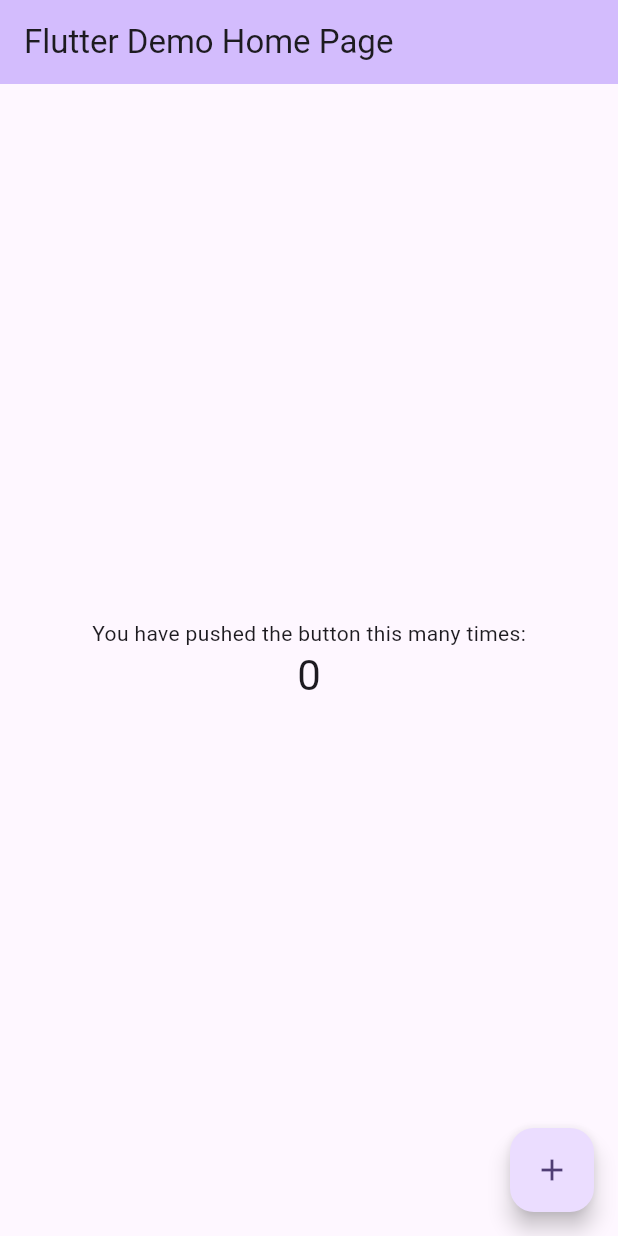
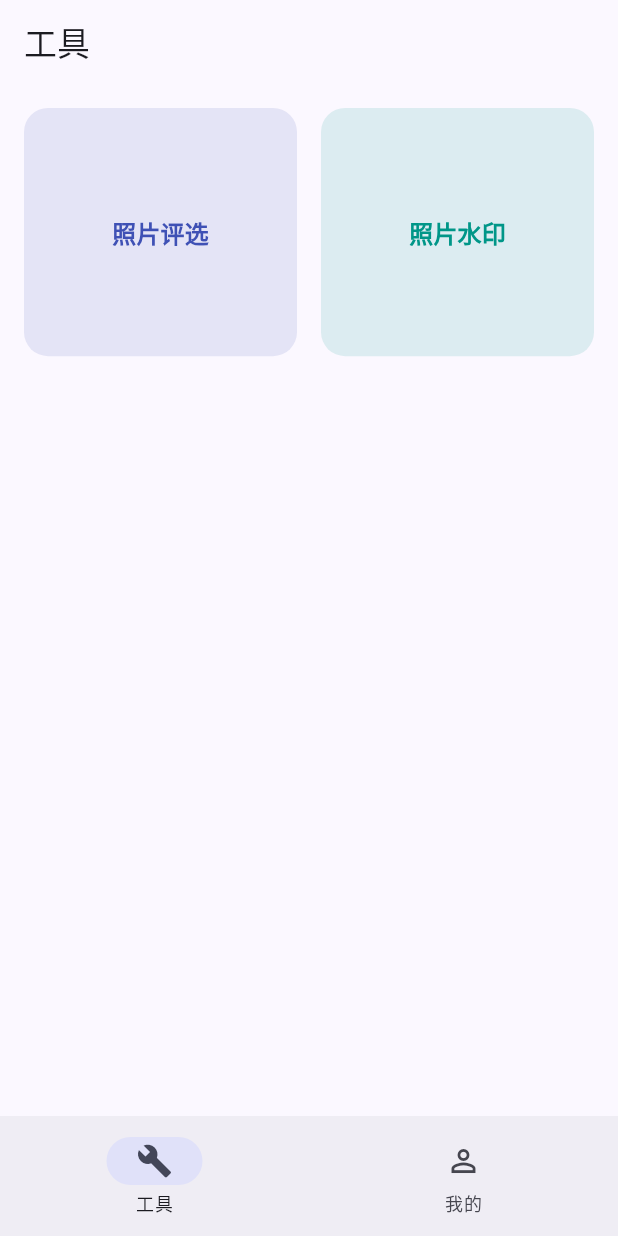
Before and after one commit to edwin152/photo_lab, a Flutter app: the screen it shows after launch, on a phone screen of 412 x 824 dp. Run offline on Flutter 3.47's test engine with Material 3 defaults, Android fonts, the phone set to English and light mode, and no system bars; our stand-ins replace package_info_plus.

Commit message:
Add tabbed home and configurable tools grid

```diff
--- a/lib/main.dart
+++ b/lib/main.dart
@@ -1,122 +1,218 @@
 import 'package:flutter/material.dart';
+import 'package:package_info_plus/package_info_plus.dart';
 
 void main() {
-  runApp(const MyApp());
+  runApp(const PhotoLabApp());
 }
 
-class MyApp extends StatelessWidget {
-  const MyApp({super.key});
+class PhotoLabApp extends StatelessWidget {
+  const PhotoLabApp({super.key});
 
-  // This widget is the root of your application.
   @override
   Widget build(BuildContext context) {
     return MaterialApp(
-      title: 'Flutter Demo',
+      title: 'Photo Lab',
       theme: ThemeData(
-        // This is the theme of your application.
-        //
-        // TRY THIS: Try running your application with "flutter run". You'll see
-        // the application has a purple toolbar. Then, without quitting the app,
-        // try changing the seedColor in the colorScheme below to Colors.green
-        // and then invoke "hot reload" (save your changes or press the "hot
-        // reload" button in a Flutter-supported IDE, or press "r" if you used
-        // the command line to start the app).
-        //
-        // Notice that the counter didn't reset back to zero; the application
-        // state is not lost during the reload. To reset the state, use hot
-        // restart instead.
-        //
-        // This works for code too, not just values: Most code changes can be
-        // tested with just a hot reload.
-        colorScheme: .fromSeed(seedColor: Colors.deepPurple),
+        colorScheme: ColorScheme.fromSeed(seedColor: Colors.indigo),
+        useMaterial3: true,
       ),
-      home: const MyHomePage(title: 'Flutter Demo Home Page'),
+      home: const HomeTabs(),
     );
   }
 }
 
-class MyHomePage extends StatefulWidget {
-  const MyHomePage({super.key, required this.title});
+class HomeTabs extends StatefulWidget {
+  const HomeTabs({super.key});
 
-  // This widget is the home page of your application. It is stateful, meaning
-  // that it has a State object (defined below) that contains fields that affect
-  // how it looks.
+  @override
+  State<HomeTabs> createState() => _HomeTabsState();
+}
 
-  // This class is the configuration for the state. It holds the values (in this
-  // case the title) provided by the parent (in this case the App widget) and
-  // used by the build method of the State. Fields in a Widget subclass are
-  // always marked "final".
+class _HomeTabsState extends State<HomeTabs> {
+  int _currentIndex = 0;
+
+  late final List<Widget> _pages = const [
+    ToolsPage(),
+    ProfilePage(),
+  ];
+
+  @override
+  Widget build(BuildContext context) {
+    return Scaffold(
+      body: _pages[_currentIndex],
+      bottomNavigationBar: NavigationBar(
+        selectedIndex: _currentIndex,
+        onDestinationSelected: (index) {
+          setState(() {
+            _currentIndex = index;
+          });
+        },
+        destinations: const [
+          NavigationDestination(
+            icon: Icon(Icons.build_outlined),
+            selectedIcon: Icon(Icons.build),
+            label: '工具',
+          ),
+          NavigationDestination(
+            icon: Icon(Icons.person_outline),
+            selectedIcon: Icon(Icons.person),
+            label: '我的',
+          ),
+        ],
+      ),
+    );
+  }
+}
+
+class ToolsPage extends StatelessWidget {
+  const ToolsPage({super.key});
+
+  static final List<ToolItem> toolItems = [
+    ToolItem(
+      title: '照片评选',
+      color: Colors.indigo,
+      pageBuilder: (context) => const ToolPlaceholderPage(title: '照片评选'),
+    ),
+    ToolItem(
+      title: '照片水印',
+      color: Colors.teal,
+      pageBuilder: (context) => const ToolPlaceholderPage(title: '照片水印'),
+    ),
+  ];
+
+  @override
+  Widget build(BuildContext context) {
+    return Scaffold(
+      appBar: AppBar(
+        title: const Text('工具'),
+      ),
+      body: Padding(
+        padding: const EdgeInsets.all(16),
+        child: GridView.builder(
+          itemCount: toolItems.length,
+          gridDelegate: const SliverGridDelegateWithFixedCrossAxisCount(
+            crossAxisCount: 2,
+            mainAxisSpacing: 16,
+            crossAxisSpacing: 16,
+            childAspectRatio: 1.1,
+          ),
+          itemBuilder: (context, index) {
+            final item = toolItems[index];
+            return _ToolGridButton(item: item);
+          },
+        ),
+      ),
+    );
+  }
+}
+
+class _ToolGridButton extends StatelessWidget {
+  const _ToolGridButton({required this.item});
+
+  final ToolItem item;
+
+  @override
+  Widget build(BuildContext context) {
+    return Material(
+      color: item.color.withOpacity(0.12),
+      borderRadius: BorderRadius.circular(16),
+      child: InkWell(
+        borderRadius: BorderRadius.circular(16),
+        onTap: () {
+          Navigator.of(context).push(
+            MaterialPageRoute(builder: item.pageBuilder),
+          );
+        },
+        child: Center(
+          child: Text(
+            item.title,
+            style: Theme.of(context).textTheme.titleMedium?.copyWith(
+                  color: item.color,
+                  fontWeight: FontWeight.w600,
+                ),
+          ),
+        ),
+      ),
+    );
+  }
+}
+
+class ToolItem {
+  const ToolItem({
+    required this.title,
+    required this.color,
+    required this.pageBuilder,
+  });
+
+  final String title;
+  final Color color;
+  final WidgetBuilder pageBuilder;
+}
+
+class ToolPlaceholderPage extends StatelessWidget {
+  const ToolPlaceholderPage({super.key, required this.title});
 
   final String title;
 
   @override
-  State<MyHomePage> createState() => _MyHomePageState();
+  Widget build(BuildContext context) {
+    return Scaffold(
+      appBar: AppBar(title: Text(title)),
+      body: const Center(
+        child: Text(
+          '功能正在开发。',
+          style: TextStyle(fontSize: 18),
+        ),
+      ),
+    );
+  }
 }
 
-class _MyHomePageState extends State<MyHomePage> {
-  int _counter = 0;
+class ProfilePage extends StatelessWidget {
+  const ProfilePage({super.key});
 
-  void _incrementCounter() {
-    setState(() {
-      // This call to setState tells the Flutter framework that something has
-      // changed in this State, which causes it to rerun the build method below
-      // so that the display can reflect the updated values. If we changed
-      // _counter without calling setState(), then the build method would not be
-      // called again, and so nothing would appear to happen.
-      _counter++;
-    });
+  Future<String> _loadVersion() async {
+    final info = await PackageInfo.fromPlatform();
+    return '版本号：${info.version}';
   }
 
   @override
   Widget build(BuildContext context) {
-    // This method is rerun every time setState is called, for instance as done
-    // by the _incrementCounter method above.
-    //
-    // The Flutter framework has been optimized to make rerunning build methods
-    // fast, so that you can just rebuild anything that needs updating rather
-    // than having to individually change instances of widgets.
     return Scaffold(
       appBar: AppBar(
-        // TRY THIS: Try changing the color here to a specific color (to
-        // Colors.amber, perhaps?) and trigger a hot reload to see the AppBar
-        // change color while the other colors stay the same.
-        backgroundColor: Theme.of(context).colorScheme.inversePrimary,
-        // Here we take the value from the MyHomePage object that was created by
-        // the App.build method, and use it to set our appbar title.
-        title: Text(widget.title),
+        title: const Text('我的'),
       ),
-      body: Center(
-        // Center is a layout widget. It takes a single child and positions it
-        // in the middle of the parent.
+      body: SafeArea(
         child: Column(
-          // Column is also a layout widget. It takes a list of children and
-          // arranges them vertically. By default, it sizes itself to fit its
-          // children horizontally, and tries to be as tall as its parent.
-          //
-          // Column has various properties to control how it sizes itself and
-          // how it positions its children. Here we use mainAxisAlignment to
-          // center the children vertically; the main axis here is the vertical
-          // axis because Columns are vertical (the cross axis would be
-          // horizontal).
-          //
-          // TRY THIS: Invoke "debug painting" (choose the "Toggle Debug Paint"
-          // action in the IDE, or press "p" in the console), to see the
-          // wireframe for each widget.
-          mainAxisAlignment: .center,
           children: [
-            const Text('You have pushed the button this many times:'),
-            Text(
-              '$_counter',
-              style: Theme.of(context).textTheme.headlineMedium,
+            const SizedBox(height: 24),
+            Padding(
+              padding: const EdgeInsets.symmetric(horizontal: 24),
+              child: SizedBox(
+                width: double.infinity,
+                child: FilledButton(
+                  onPressed: () {},
+                  child: const Text('检查更新'),
+                ),
+              ),
+            ),
+            const Spacer(),
+            FutureBuilder<String>(
+              future: _loadVersion(),
+              builder: (context, snapshot) {
+                final text = snapshot.data ?? '版本号：加载中...';
+                return Padding(
+                  padding: const EdgeInsets.only(bottom: 16),
+                  child: Text(
+                    text,
+                    style: Theme.of(context).textTheme.bodySmall,
+                  ),
+                );
+              },
             ),
           ],
         ),
       ),
-      floatingActionButton: FloatingActionButton(
-        onPressed: _incrementCounter,
-        tooltip: 'Increment',
-        child: const Icon(Icons.add),
-      ),
     );
   }
 }
--- a/pubspec.yaml
+++ b/pubspec.yaml
@@ -30,6 +30,7 @@ environment:
 dependencies:
   flutter:
     sdk: flutter
+  package_info_plus: ^8.0.0
 
   # The following adds the Cupertino Icons font to your application.
   # Use with the CupertinoIcons class for iOS style icons.
```
